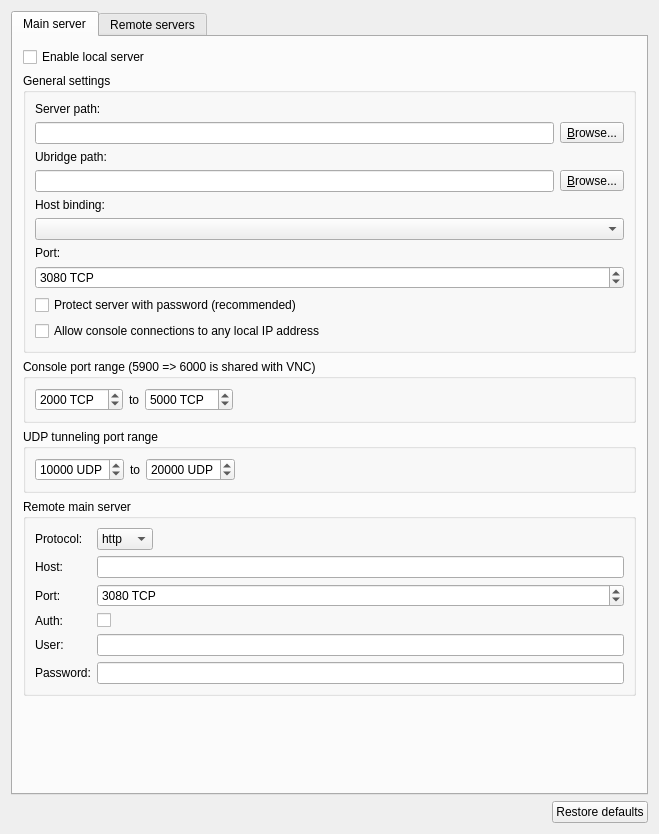
Above: gns3/ui/server_preferences_page.ui from GNS3/gns3-gui before the change. Below: the same form after it.
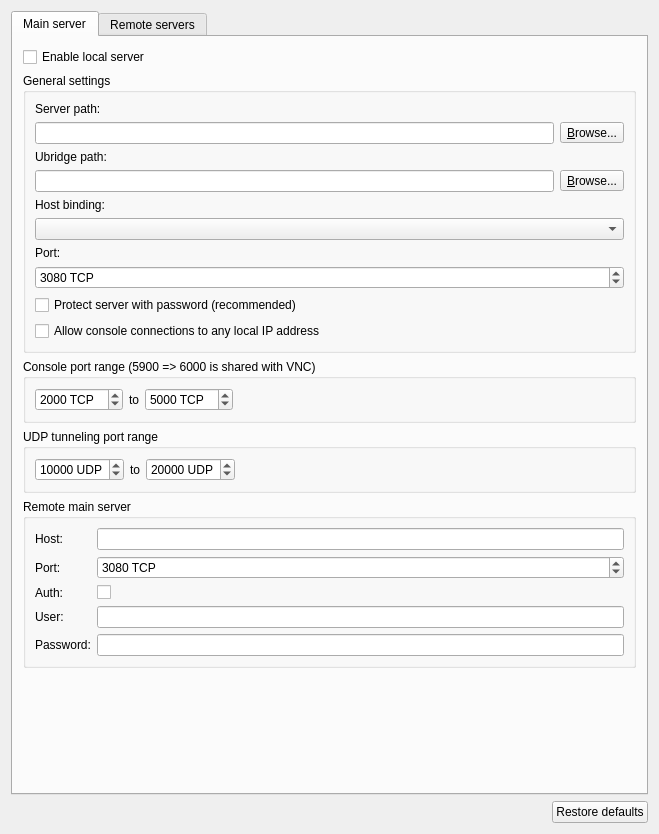
That is the form after the change.

```diff
--- a/gns3/ui/server_preferences_page.ui
+++ b/gns3/ui/server_preferences_page.ui
@@ -311,24 +311,24 @@
           <property name="fieldGrowthPolicy">
            <enum>QFormLayout::ExpandingFieldsGrow</enum>
           </property>
-          <item row="1" column="0">
+          <item row="0" column="0">
            <widget class="QLabel" name="label_2">
             <property name="text">
              <string>Host:</string>
             </property>
            </widget>
           </item>
-          <item row="1" column="1">
+          <item row="0" column="1">
            <widget class="QLineEdit" name="uiRemoteMainServerHostLineEdit"/>
           </item>
-          <item row="2" column="0">
+          <item row="1" column="0">
            <widget class="QLabel" name="label_3">
             <property name="text">
              <string>Port:</string>
             </property>
            </widget>
           </item>
-          <item row="2" column="1">
+          <item row="1" column="1">
            <widget class="QSpinBox" name="uiRemoteMainServerPortSpinBox">
             <property name="sizePolicy">
              <sizepolicy hsizetype="Expanding" vsizetype="Preferred">
@@ -347,65 +347,44 @@
             </property>
            </widget>
           </item>
-          <item row="5" column="0">
+          <item row="3" column="0">
+           <widget class="QLabel" name="label">
+            <property name="text">
+             <string>Auth:</string>
+            </property>
+           </widget>
+          </item>
+          <item row="3" column="1">
+           <widget class="QCheckBox" name="uiRemoteMainServerAuthCheckBox">
+            <property name="text">
+             <string/>
+            </property>
+           </widget>
+          </item>
+          <item row="4" column="0">
            <widget class="QLabel" name="label_4">
             <property name="text">
              <string>User:</string>
             </property>
            </widget>
           </item>
-          <item row="5" column="1">
+          <item row="4" column="1">
            <widget class="QLineEdit" name="uiRemoteMainServerUserLineEdit"/>
           </item>
-          <item row="6" column="0">
+          <item row="5" column="0">
            <widget class="QLabel" name="label_5">
             <property name="text">
              <string>Password:</string>
             </property>
            </widget>
           </item>
-          <item row="6" column="1">
+          <item row="5" column="1">
            <widget class="QLineEdit" name="uiRemoteMainServerPasswordLineEdit">
             <property name="echoMode">
              <enum>QLineEdit::Password</enum>
             </property>
            </widget>
           </item>
-          <item row="0" column="0">
-           <widget class="QLabel" name="label_6">
-            <property name="text">
-             <string>Protocol:</string>
-            </property>
-           </widget>
-          </item>
-          <item row="0" column="1">
-           <widget class="QComboBox" name="uiRemoteMainServerProtocolComboBox">
-            <item>
-             <property name="text">
-              <string>http</string>
-             </property>
-            </item>
-            <item>
-             <property name="text">
-              <string>https</string>
-             </property>
-            </item>
-           </widget>
-          </item>
-          <item row="4" column="1">
-           <widget class="QCheckBox" name="uiRemoteMainServerAuthCheckBox">
-            <property name="text">
-             <string/>
-            </property>
-           </widget>
-          </item>
-          <item row="4" column="0">
-           <widget class="QLabel" name="label">
-            <property name="text">
-             <string>Auth:</string>
-            </property>
-           </widget>
-          </item>
          </layout>
         </widget>
        </item>
```
